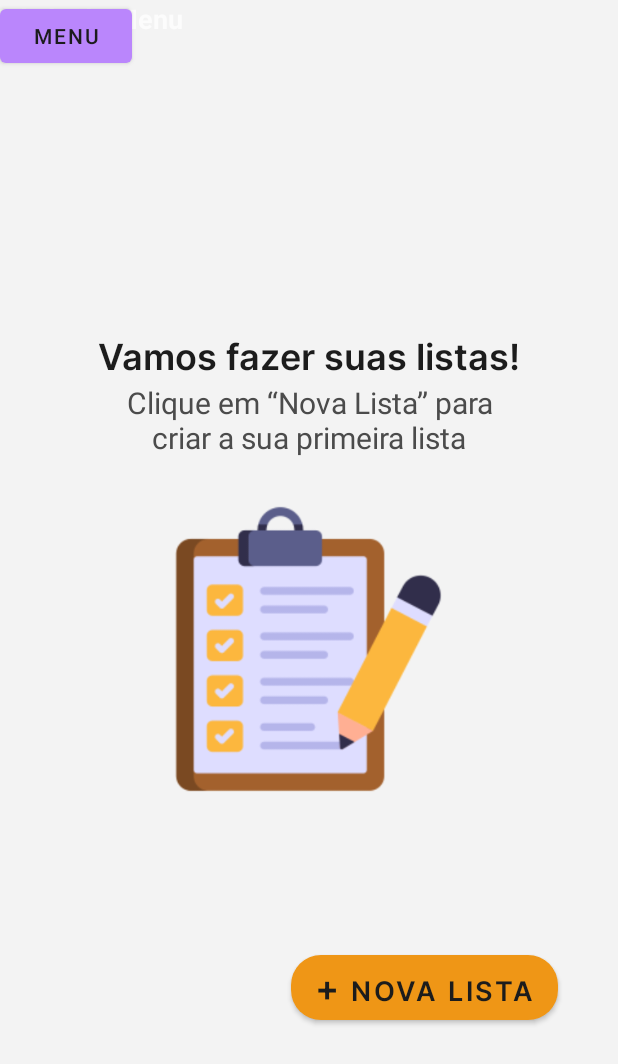
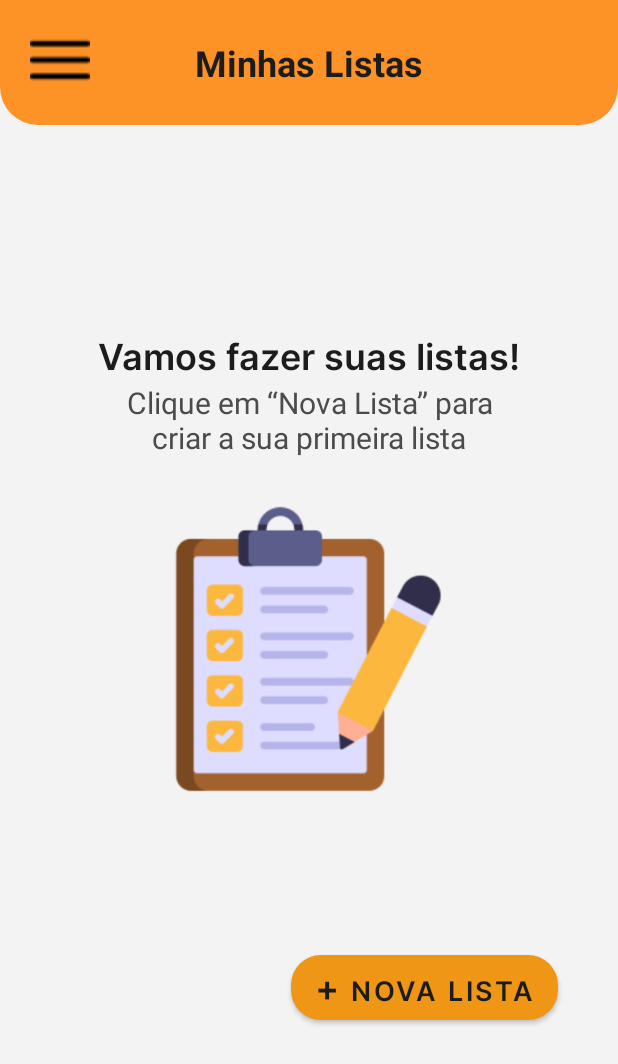
Before and after one commit to lucasalvisimader/Listable, an Android app: the HeaderFragment screen opened directly, with no data from a screen before it, on a phone screen of 412 x 824 dp. Shown: the top 1064 px of the screen. Run offline under Robolectric (Android 15) with nearby library versions, the phone set to English and light mode, and no system bars.

Commit message:
header_fragment

```diff
--- /dev/null
+++ b/app/src/main/res/drawable/rounded_border_header_fragment.xml
@@ -0,0 +1,5 @@
+<?xml version="1.0" encoding="utf-8"?>
+<shape xmlns:android="http://schemas.android.com/apk/res/android">
+    <corners android:topLeftRadius="0dp" android:topRightRadius="0dp" android:bottomLeftRadius="25dp" android:bottomRightRadius="25dp" />
+    <solid android:color="@color/yellow_default" />
+</shape>
--- a/app/src/main/res/layout/header_fragment.xml
+++ b/app/src/main/res/layout/header_fragment.xml
@@ -3,22 +3,29 @@
     xmlns:tools="http://schemas.android.com/tools"
     android:layout_width="match_parent"
     android:layout_height="match_parent"
-    tools:context=".fragment.HeaderFragment"
+    android:background="@drawable/rounded_border_header_fragment"
+    android:gravity="center"
     android:orientation="horizontal"
-    android:gravity="center">
-
-    <Button
-        android:id="@+id/menuButton"
-        android:layout_width="wrap_content"
-        android:layout_height="wrap_content"
-        android:text="Menu" />
+    tools:context=".fragment.HeaderFragment">
 
     <TextView
         android:id="@+id/titleText"
         android:layout_width="wrap_content"
         android:layout_height="wrap_content"
-        android:text="Título do Menu"
-        android:textSize="18sp"
+        android:layout_gravity="center_horizontal"
+        android:text="@string/minhas_listas"
+        android:textColor="@color/black_default"
+        android:textSize="24sp"
+        android:layout_margin="25dp"
         android:textStyle="bold" />
 
+    <ImageView
+        android:id="@+id/imageView2"
+        android:layout_width="40dp"
+        android:layout_height="40dp"
+        android:layout_margin="20dp"
+        android:src="@drawable/menu_icon"
+        android:layout_marginStart="30dp"
+        android:contentDescription="menu" />
+
 </FrameLayout>
--- a/app/src/main/res/values/strings.xml
+++ b/app/src/main/res/values/strings.xml
@@ -19,4 +19,5 @@
     <string name="list_default">list_default</string>
     <!-- TODO: Remove or change this placeholder text -->
     <string name="hello_blank_fragment">Hello blank fragment</string>
+    <string name="minhas_listas">Minhas Listas</string>
 </resources>
```
Also changed, not shown: app/src/main/res/drawable/menu_icon.png (added).
